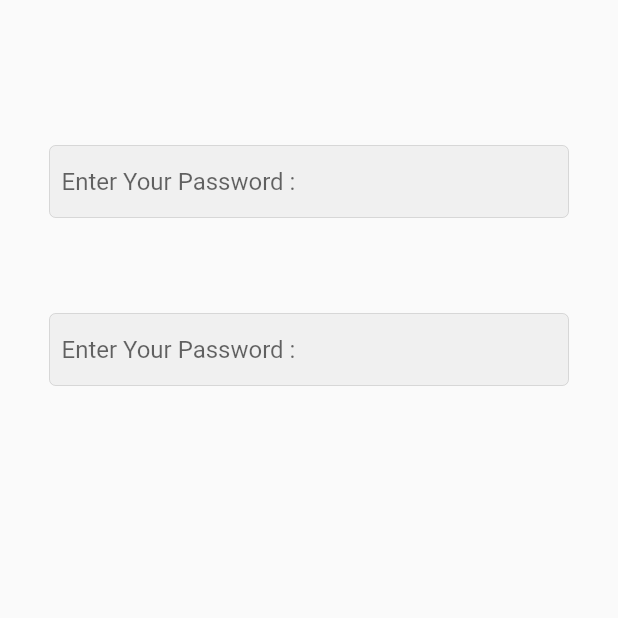
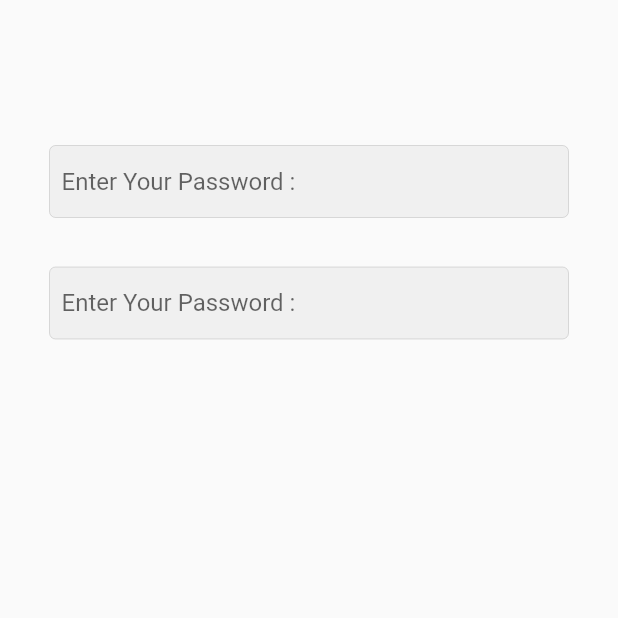
Before and after one commit to AyaEidAttya/E-commerce-app, a Flutter app: the screen it shows after launch, on a phone screen of 412 x 824 dp, the top half of it. Run offline on Flutter 3.47's test engine with Material 2 defaults, Android fonts, the phone set to English and light mode, and no system bars.

Commit message:
edit in sizedbox

```diff
--- a/lib/pages/logine.dart/login.dart
+++ b/lib/pages/logine.dart/login.dart
@@ -26,7 +26,7 @@ class login extends StatelessWidget {
               filled: true,
               contentPadding: const EdgeInsets.all(8),
             )),
-             SizedBox(height: 64,),
+             SizedBox(height: 33,),
               TextField(
             keyboardType: TextInputType.text,
             obscureText: true,
```
